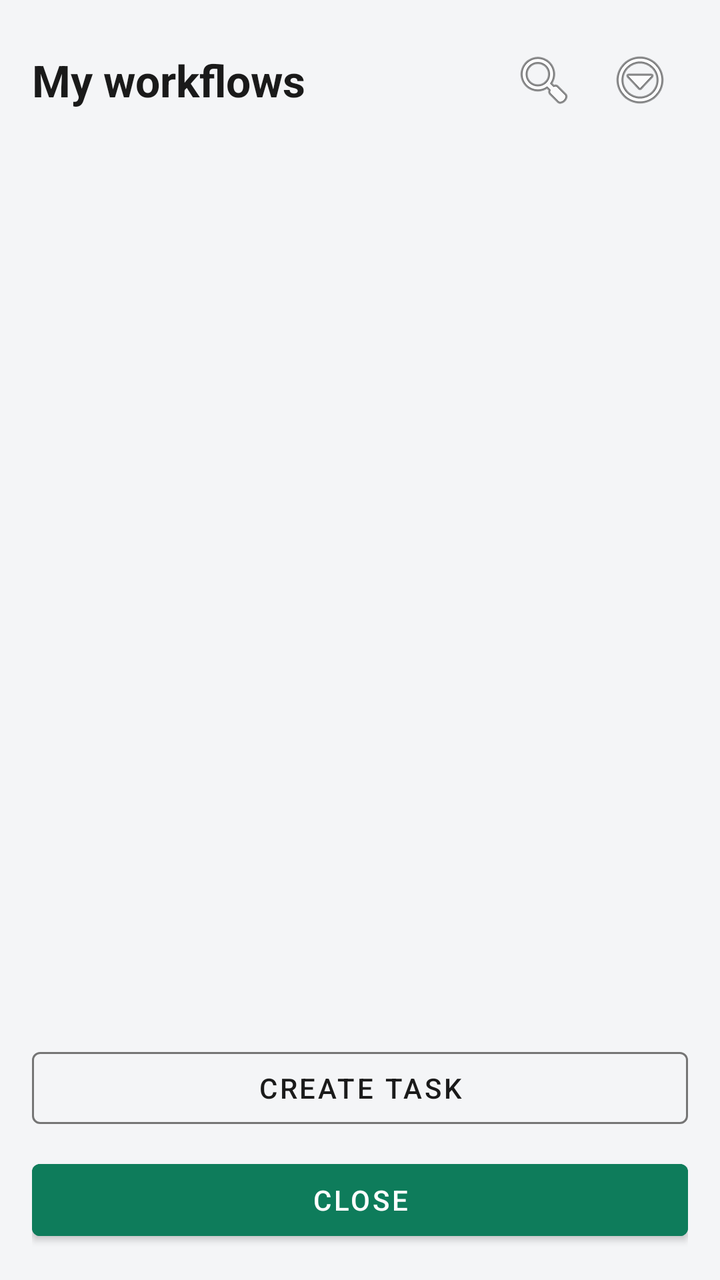
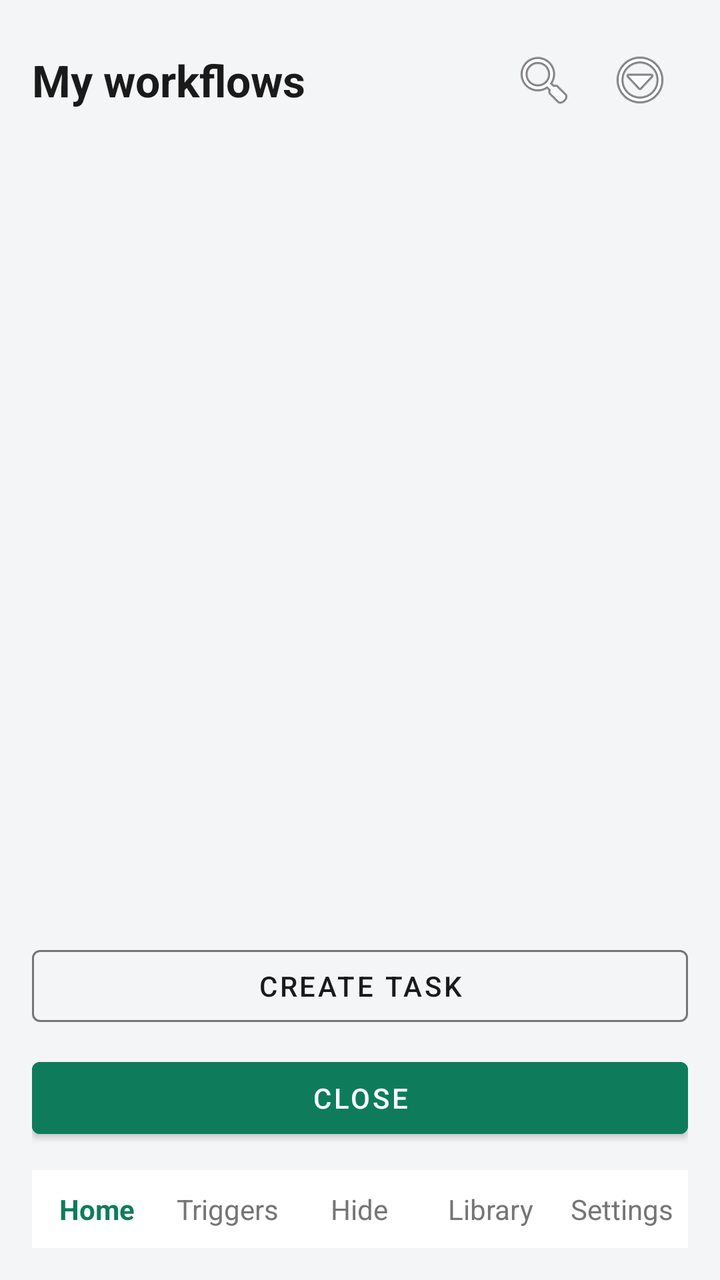

Compare the two renders of this Android layout. The source of the first and the diff that turns it into the second are given below.
<!-- AndroidManifest.xml: application theme AppTheme -->
<!-- res/layout/activity_main.xml -->
<?xml version="1.0" encoding="utf-8"?>
<LinearLayout xmlns:android="http://schemas.android.com/apk/res/android"
    android:layout_width="match_parent"
    android:layout_height="match_parent"
    android:background="@color/background"
    android:orientation="vertical"
    android:padding="16dp">

    
    <LinearLayout
        android:layout_width="match_parent"
        android:layout_height="wrap_content"
        android:gravity="center_vertical"
        android:orientation="horizontal">

        <TextView
            android:id="@+id/title_text"
            android:layout_width="0dp"
            android:layout_height="wrap_content"
            android:layout_weight="1"
            android:text="@string/home_title"
            android:textColor="@color/text_primary"
            android:textSize="22sp"
            android:textStyle="bold" />

        <ImageButton
            android:id="@+id/btn_search"
            android:layout_width="48dp"
            android:layout_height="48dp"
            android:background="?attr/selectableItemBackgroundBorderless"
            android:contentDescription="Search"
            android:src="@android:drawable/ic_menu_search" />

        <ImageButton
            android:id="@+id/btn_menu"
            android:layout_width="48dp"
            android:layout_height="48dp"
            android:background="?attr/selectableItemBackgroundBorderless"
            android:contentDescription="More options"
            android:src="@android:drawable/ic_menu_more" />
    </LinearLayout>

    
    <EditText
        android:id="@+id/search_box"
        android:layout_width="match_parent"
        android:layout_height="wrap_content"
        android:layout_marginTop="8dp"
        android:hint="@string/search_hint"
        android:inputType="text"
        android:singleLine="true"
        android:visibility="gone" />

    <androidx.recyclerview.widget.RecyclerView
        android:id="@+id/workflow_list"
        android:layout_width="match_parent"
        android:layout_height="0dp"
        android:layout_marginTop="12dp"
        android:layout_weight="1" />

    <TextView
        android:id="@+id/empty_text"
        android:layout_width="match_parent"
        android:layout_height="0dp"
        android:layout_weight="1"
        android:gravity="center"
        android:text="@string/no_workflows"
        android:textColor="@color/text_secondary"
        android:textSize="16sp"
        android:visibility="gone" />

    
    <Button
        android:id="@+id/btn_create_task"
        style="@style/OutlineButton"
        android:layout_width="match_parent"
        android:layout_height="wrap_content"
        android:layout_marginTop="12dp"
        android:text="@string/create_task" />

    <Button
        android:id="@+id/btn_close"
        style="@style/FilledButton"
        android:layout_width="match_parent"
        android:layout_height="wrap_content"
        android:layout_marginTop="8dp"
        android:text="@string/close" />

</LinearLayout>
<!-- resources referenced by this layout -->
<resources>
  <color name="background">#F4F5F7</color>
  <color name="text_primary">#1A1A1A</color>
  <color name="text_secondary">#757575</color>
  <string name="close">CLOSE</string>
  <string name="create_task">CREATE TASK</string>
  <string name="home_title">My workflows</string>
  <string name="no_workflows">No workflows yet. Tap CREATE TASK to make one.</string>
  <string name="search_hint">Search workflows…</string>
  <style name="FilledButton" parent="Widget.MaterialComponents.Button">
          <item name="android:backgroundTint">@color/accent</item>
          <item name="android:textColor">@color/accent_text</item>
      </style>
  <style name="OutlineButton" parent="Widget.MaterialComponents.Button.OutlinedButton">
          <item name="android:textColor">@color/text_primary</item>
          <item name="strokeColor">@color/text_secondary</item>
      </style>
  <style name="AppTheme" parent="Theme.MaterialComponents.Light.NoActionBar">
          <item name="colorPrimary">@color/accent</item>
          <item name="colorPrimaryDark">@color/accent</item>
          <item name="colorAccent">@color/accent</item>
          <item name="android:windowBackground">@color/background</item>
      </style>
  <color name="accent">#0E7C5B</color>
  <color name="accent_text">#FFFFFF</color>
</resources>

<!-- the commit's change to res/layout/activity_main.xml (unified diff, before → after) -->
@@ -86,4 +86,120 @@
         android:layout_marginTop="8dp"
         android:text="@string/close" />
 
+    
+    <LinearLayout
+        android:id="@+id/bottom_nav"
+        android:layout_width="match_parent"
+        android:layout_height="wrap_content"
+        android:layout_marginTop="12dp"
+        android:background="@color/card_background"
+        android:orientation="horizontal">
+
+        <LinearLayout
+            android:id="@+id/nav_home"
+            android:layout_width="0dp"
+            android:layout_height="wrap_content"
+            android:layout_weight="1"
+            android:background="?attr/selectableItemBackground"
+            android:clickable="true"
+            android:focusable="true"
+            android:gravity="center"
+            android:orientation="vertical"
+            android:paddingTop="10dp"
+            android:paddingBottom="10dp">
+
+            <TextView
+                android:layout_width="wrap_content"
+                android:layout_height="wrap_content"
+                android:text="@string/nav_home"
+                android:textColor="@color/accent"
+                android:textSize="14sp"
+                android:textStyle="bold" />
+        </LinearLayout>
+
+        <LinearLayout
+            android:id="@+id/nav_triggers"
+            android:layout_width="0dp"
+            android:layout_height="wrap_content"
+            android:layout_weight="1"
+            android:background="?attr/selectableItemBackground"
+            android:clickable="true"
+            android:focusable="true"
+            android:gravity="center"
+            android:orientation="vertical"
+            android:paddingTop="10dp"
+            android:paddingBottom="10dp">
+
+            <TextView
+                android:layout_width="wrap_content"
+                android:layout_height="wrap_content"
+                android:text="@string/nav_triggers"
+                android:textColor="@color/text_secondary"
+                android:textSize="14sp" />
+        </LinearLayout>
+
+        <LinearLayout
+            android:id="@+id/nav_hide"
+            android:layout_width="0dp"
+            android:layout_height="wrap_content"
+            android:layout_weight="1"
+            android:background="?attr/selectableItemBackground"
+            android:clickable="true"
+            android:focusable="true"
+            android:gravity="center"
+            android:orientation="vertical"
+            android:paddingTop="10dp"
+            android:paddingBottom="10dp">
+
+            <TextView
+                android:layout_width="wrap_content"
+                android:layout_height="wrap_content"
+                android:text="@string/nav_hide"
+                android:textColor="@color/text_secondary"
+                android:textSize="14sp" />
+        </LinearLayout>
+
+        <LinearLayout
+            android:id="@+id/nav_library"
+            android:layout_width="0dp"
+            android:layout_height="wrap_content"
+            android:layout_weight="1"
+            android:background="?attr/selectableItemBackground"
+            android:clickable="true"
+            android:focusable="true"
+            android:gravity="center"
+            android:orientation="vertical"
+            android:paddingTop="10dp"
+            android:paddingBottom="10dp">
+
+            <TextView
+                android:layout_width="wrap_content"
+                android:layout_height="wrap_content"
+                android:text="@string/nav_library"
+                android:textColor="@color/text_secondary"
+                android:textSize="14sp" />
+        </LinearLayout>
+
+        <LinearLayout
+            android:id="@+id/nav_settings"
+            android:layout_width="0dp"
+            android:layout_height="wrap_content"
+            android:layout_weight="1"
+            android:background="?attr/selectableItemBackground"
+            android:clickable="true"
+            android:focusable="true"
+            android:gravity="center"
+            android:orientation="vertical"
+            android:paddingTop="10dp"
+            android:paddingBottom="10dp">
+
+            <TextView
+                android:layout_width="wrap_content"
+                android:layout_height="wrap_content"
+                android:text="@string/nav_settings"
+                android:textColor="@color/text_secondary"
+                android:textSize="14sp" />
+        </LinearLayout>
+    </LinearLayout>
+
 </LinearLayout>
<!-- resource entries referenced after the edit -->
@@ -1,11 +1,17 @@
 <!-- resources referenced by this layout -->
 <resources>
   <color name="background">#F4F5F7</color>
+  <color name="card_background">#FFFFFF</color>
   <color name="text_primary">#1A1A1A</color>
   <color name="text_secondary">#757575</color>
   <string name="close">CLOSE</string>
   <string name="create_task">CREATE TASK</string>
   <string name="home_title">My workflows</string>
+  <string name="nav_hide">Hide</string>
+  <string name="nav_home">Home</string>
+  <string name="nav_library">Library</string>
+  <string name="nav_settings">Settings</string>
+  <string name="nav_triggers">Triggers</string>
   <string name="no_workflows">No workflows yet. Tap CREATE TASK to make one.</string>
   <string name="search_hint">Search workflows…</string>
   <style name="FilledButton" parent="Widget.MaterialComponents.Button">
